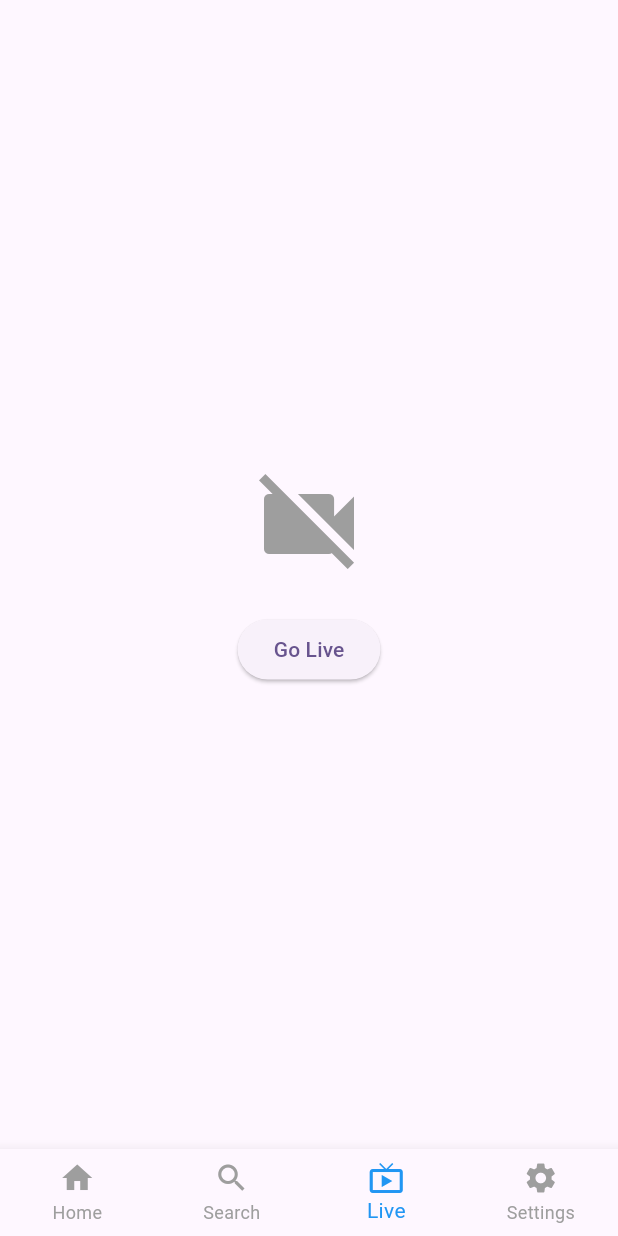
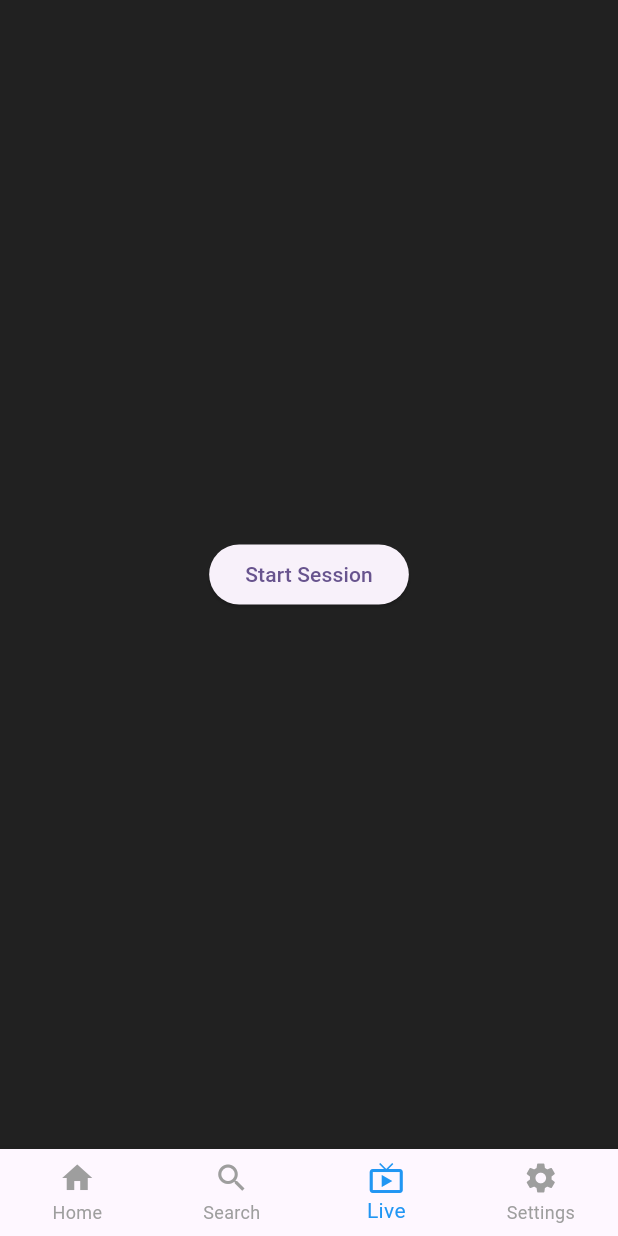
Before and after one commit to Guddukumar4321/live_class, a Flutter app: the MainScreen screen opened by its route, item 3 of the bottom bar chosen, on a phone screen of 412 x 824 dp. Run offline on Flutter 3.47's test engine with Material 3 defaults, Android fonts, the phone set to English and light mode, and no system bars; our stand-ins replace cached_network_image, cloud_firestore, equatable, firebase_auth, firebase_core, flutter_bloc and 5 more; missing offline and left inert: dart_jsonwebtoken, flutter_inappwebview, flutter_zoom_videosdk, vimeo_video_player; accounts and stored records are empty.

Commit message:
fetch video player done

```diff
--- a/lib/core/route/app_pages.dart
+++ b/lib/core/route/app_pages.dart
@@ -2,6 +2,7 @@ import 'package:flutter/material.dart';
 import '../../views/auth/login/login_view.dart';
 import '../../views/auth/register/register_view.dart';
 import '../../views/home/dashboard/main_screen.dart';
+import '../../views/home/home_tab/vimeo_video_player.dart';
 import '../../views/splash_view.dart';
 import 'app_routes.dart';
 
@@ -12,7 +13,7 @@ class AppPages {
     AppRoutes.login:       (_) =>  LoginPage(),
     AppRoutes.register:    (_) =>  RegisterPage(),
     AppRoutes.main:        (_) =>  MainScreen(),
-    // AppRoutes.profile:     (_) => const ProfilePage(),
+    // AppRoutes.videoPlayer:     (_) =>  VideoPlayerPage(),
     // AppRoutes.liveStream:  (_) => const LiveStreamPage(),
     // AppRoutes.videoLibrary:(_) => const VideoLibraryPage(),
     // AppRoutes.search:      (_) => const SearchPage(),
--- a/lib/core/route/app_routes.dart
+++ b/lib/core/route/app_routes.dart
@@ -8,4 +8,5 @@ class AppRoutes {
   static const liveStream = '/live-stream';
   static const videoLibrary = '/videos';
   static const search = '/search';
+  static const videoPlayer = '/video_player';
 }
--- a/lib/models/video_model.dart
+++ b/lib/models/video_model.dart
@@ -7,23 +7,23 @@ String videoModelToJson(VideoModel data) => json.encode(data.toJson());
 class VideoModel {
   String? title;
   String? thumbnailUrl;
-  String? videoUrl;
+  String? vimeoId;
 
   VideoModel({
     this.title,
     this.thumbnailUrl,
-    this.videoUrl,
+    this.vimeoId,
   });
 
   factory VideoModel.fromJson(Map<String, dynamic> json) => VideoModel(
     title: json["title"],
-    thumbnailUrl: json["thumbnailUrl"],
-    videoUrl: json["videoUrl"],
+    thumbnailUrl: json["thumbnail"],
+    vimeoId: json["vimeoId"],
   );
 
   Map<String, dynamic> toJson() => {
     "title": title,
-    "thumbnailUrl": thumbnailUrl,
-    "videoUrl": videoUrl,
+    "thumbnail": thumbnailUrl,
+    "vimeoId": vimeoId,
   };
 }
--- a/lib/views/home/home_tab/bloc/video_bloc.dart
+++ b/lib/views/home/home_tab/bloc/video_bloc.dart
@@ -1,16 +1,17 @@
 import 'package:flutter_bloc/flutter_bloc.dart';
+import 'package:live_classroom/views/home/home_tab/bloc/video_event.dart';
+import 'package:live_classroom/views/home/home_tab/bloc/video_state.dart';
+
 import '../repository/video_repository.dart';
-import 'video_event.dart';
-import 'video_state.dart';
 
 class VideoBloc extends Bloc<VideoEvent, VideoState> {
-  final VideoRepository repository;
+  final VideoRepository videoRepository;
 
-  VideoBloc(this.repository) : super(VideoInitial()) {
+  VideoBloc(this.videoRepository) : super(VideoInitial()) {
     on<LoadVideos>((event, emit) async {
       emit(VideoLoading());
       try {
-        final videos = await repository.fetchVideos();
+        final videos = await videoRepository.fetchVideos();
         emit(VideoLoaded(videos));
       } catch (e) {
         emit(VideoError('Failed to load videos'));
--- a/lib/views/home/home_tab/repository/video_repository.dart
+++ b/lib/views/home/home_tab/repository/video_repository.dart
@@ -3,10 +3,14 @@ import 'package:cloud_firestore/cloud_firestore.dart';
 import '../../../../models/video_model.dart';
 
 class VideoRepository {
-  final _collection = FirebaseFirestore.instance.collection('videos');
+  final FirebaseFirestore firestore;
+
+  VideoRepository(this.firestore);
 
   Future<List<VideoModel>> fetchVideos() async {
-    final snapshot = await _collection.get();
-    return snapshot.docs.map((doc) => VideoModel.fromJson(doc.data())).toList();
+    final snapshot = await firestore.collection('videos').get();
+    return snapshot.docs
+        .map((doc) => VideoModel.fromJson(doc.data()))
+        .toList();
   }
 }
--- /dev/null
+++ b/lib/views/home/live_tab/config.dart
@@ -0,0 +1,13 @@
+
+const Map config = {
+  'ZOOM_SDK_KEY': 'xjTsuMZxQ6q66RlTFODmBQ',
+  'ZOOM_SDK_SECRET': 'cMXvXK3DEhoN7Wo96Dv10GMGHsoP3gw1',
+};
+
+const Map sessionDetails = {
+  'sessionName': 'Test',
+  'sessionPassword': '',
+  'displayName': 'Flutter',
+  'sessionTimeout': '40',
+  'roleType': '1',
+};
--- a/lib/views/home/live_tab/live_view.dart
+++ b/lib/views/home/live_tab/live_view.dart
@@ -1,7 +1,6 @@
-import 'package:cloud_firestore/cloud_firestore.dart';
-import 'package:firebase_auth/firebase_auth.dart';
 import 'package:flutter/material.dart';
-
+import 'package:flutter_zoom_videosdk/native/zoom_videosdk.dart';
+import 'package:live_classroom/views/home/live_tab/videochat.dart';
 
 class LiveView extends StatefulWidget {
   const LiveView({super.key});
@@ -11,94 +10,15 @@ class LiveView extends StatefulWidget {
 }
 
 class _LiveViewState extends State<LiveView> {
-  final FirebaseFirestore _firestore = FirebaseFirestore.instance;
-  final String liveDocId = 'current_live_status'; // Singleton live doc
-  bool isLoading = true;
-  bool isLive = false;
-  String? hostId;
-  String? meetingId;
-
-  final currentUser = FirebaseAuth.instance.currentUser;
-
-  @override
-  void initState() {
-    super.initState();
-    checkLiveStatus();
-  }
-
-  Future<void> checkLiveStatus() async {
-    final doc = await _firestore.collection('live_sessions').doc(liveDocId).get();
-    if (doc.exists) {
-      setState(() {
-        isLive = doc['isLive'] ?? false;
-        hostId = doc['hostId'];
-        meetingId = doc['meetingId'];
-        isLoading = false;
-      });
-    } else {
-      setState(() {
-        isLive = false;
-        isLoading = false;
-      });
-    }
-  }
-
-  Future<void> goLive() async {
-    final newMeetingId = DateTime.now().millisecondsSinceEpoch.toString(); // Simulated ID
-    await _firestore.collection('live_sessions').doc(liveDocId).set({
-      'isLive': true,
-      'hostId': currentUser?.uid,
-      'meetingId': newMeetingId,
-      'timestamp': FieldValue.serverTimestamp(),
-    });
-    setState(() {
-      isLive = true;
-      hostId = currentUser?.uid;
-      meetingId = newMeetingId;
-    });
-
-    // TODO: Launch Zoom Host Meeting via SDK
-    debugPrint("Starting Live Meeting as Host");
-  }
-
-  Future<void> joinLive() async {
-    // TODO: Launch Zoom Join Meeting via SDK
-    debugPrint("Joining Meeting ID: $meetingId");
-  }
-
-  Widget _buildButton() {
-    if (!isLive) {
-      return ElevatedButton(
-        onPressed: goLive,
-        child: const Text("Go Live"),
-      );
-    } else if (hostId == currentUser?.uid) {
-      return const Text("You are Live Now", style: TextStyle(fontSize: 16, fontWeight: FontWeight.bold));
-    } else {
-      return ElevatedButton(
-        onPressed: joinLive,
-        child: const Text("Join Live"),
-      );
-    }
-  }
 
   @override
   Widget build(BuildContext context) {
-    return Center(
-      child: isLoading
-          ? const CircularProgressIndicator()
-          : Column(
-        mainAxisAlignment: MainAxisAlignment.center,
-        children: [
-          Icon(
-            isLive ? Icons.wifi_tethering : Icons.videocam_off,
-            size: 80,
-            color: isLive ? Colors.redAccent : Colors.grey,
-          ),
-          const SizedBox(height: 20),
-          _buildButton(),
-        ],
-      ),
+    var zoom = ZoomVideoSdk();
+    InitConfig initConfig = InitConfig(
+      domain: "zoom.us",
+      enableLog: true,
     );
+    zoom.initSdk(initConfig);
+    return const Videochat();
   }
 }
--- a/pubspec.yaml
+++ b/pubspec.yaml
@@ -37,7 +37,6 @@ dependencies:
   flutter_svg: ^2.2.0
   cached_network_image: ^3.4.1
   vimeo_video_player: ^1.0.1
-#  flutter_zoom_sdk: ^1.1.0+4
   image_cropper: ^9.1.0
   image_picker: ^1.1.2
   firebase_storage: ^12.4.7
@@ -47,6 +46,11 @@ dependencies:
   equatable: ^2.0.7
   flutter_bloc: ^9.1.1
   shared_preferences: ^2.5.3
+  flutter_zoom_videosdk: ^1.7.0
+  dart_jsonwebtoken: ^2.12.1
+  permission_handler: ^12.0.0+1
+  webview_flutter: ^4.4.2
+  webview_flutter_wkwebview: ^3.0.6
 
 dev_dependencies:
   flutter_test:
```
Also changed, not shown: lib/main.dart (+8 -1 lines), lib/utilites/jwt.dart (added, +44 -0 lines), lib/views/home/home_tab/home_view.dart (+22 -91 lines), lib/views/home/home_tab/widgets/video_card.dart (added, +53 -0 lines), lib/views/home/live_tab/videochat.dart (added, +277 -0 lines), lib/widgets/custom_images.dart (+22 -9 lines), 7 other files.
